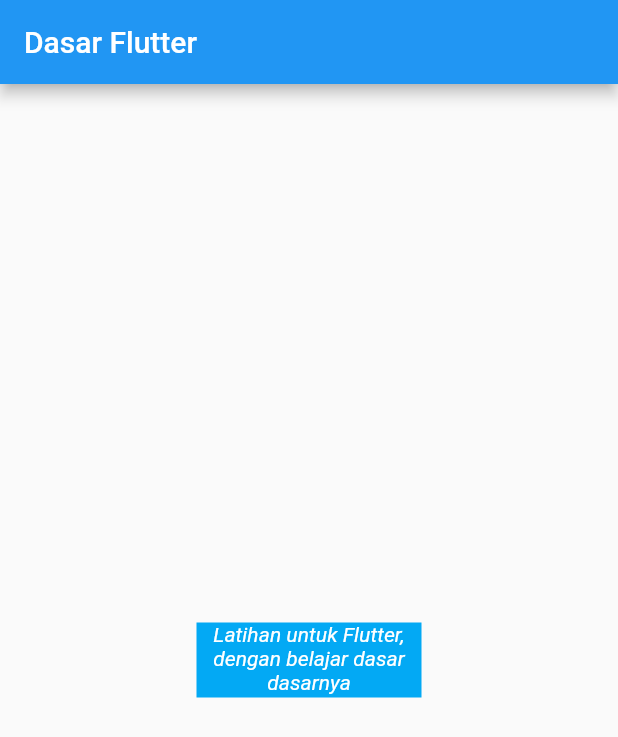
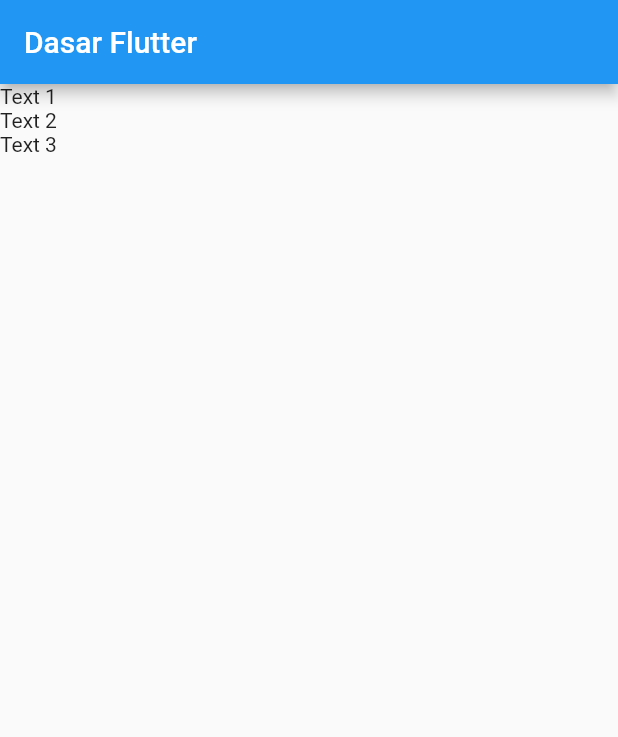
Before and after one commit to ryn-crypto/Flutter_dasar, a Flutter app: the screen it shows after launch, on a phone screen of 412 x 824 dp. Shown: the top 737 px of the screen. Run offline on Flutter 3.47's test engine with Material 2 defaults, Android fonts, the phone set to English and light mode, and no system bars.

Commit message:
menggunakan column widget

```diff
--- /dev/null
+++ b/lib/columnt.dart
@@ -0,0 +1,19 @@
+import 'package:flutter/material.dart';
+
+class Colum extends StatelessWidget {
+  const Colum({Key key}) : super(key: key);
+
+  @override
+  Widget build(BuildContext context) {
+    return MaterialApp(
+        home: Scaffold(
+            appBar: AppBar(title: Text("Dasar Flutter")),
+            body: Column(
+              children: <Widget>[
+                Text('Text 1'),
+                Text('Text 2'),
+                Text('Text 3')
+              ],
+            )));
+  }
+}
--- a/lib/main.dart
+++ b/lib/main.dart
@@ -1,6 +1,7 @@
 import 'package:flutter/material.dart';
+import 'columnt.dart';
 
-void main() => runApp(MyApp());
+void main() => runApp(Colum());
 
 // stl enter untuk membuat myApp class
 class MyApp extends StatelessWidget {
@@ -17,11 +18,10 @@
                     width: 150,
                     height: 50,
                     child: Text(
-                'Latihan untuk Flutter, dengan belajar dasar dasarnya',
+                      'Hallo selamat datang di flutter',
                       textAlign: TextAlign.center,
-                style:
-                    TextStyle(color: Colors.white, fontStyle: FontStyle.italic),
-              )))
-    ));
+                      style: TextStyle(
+                          color: Colors.white, fontStyle: FontStyle.italic),
+                    )))));
   }
 }
```
Lines whose indentation alone changed are shown as unchanged.
